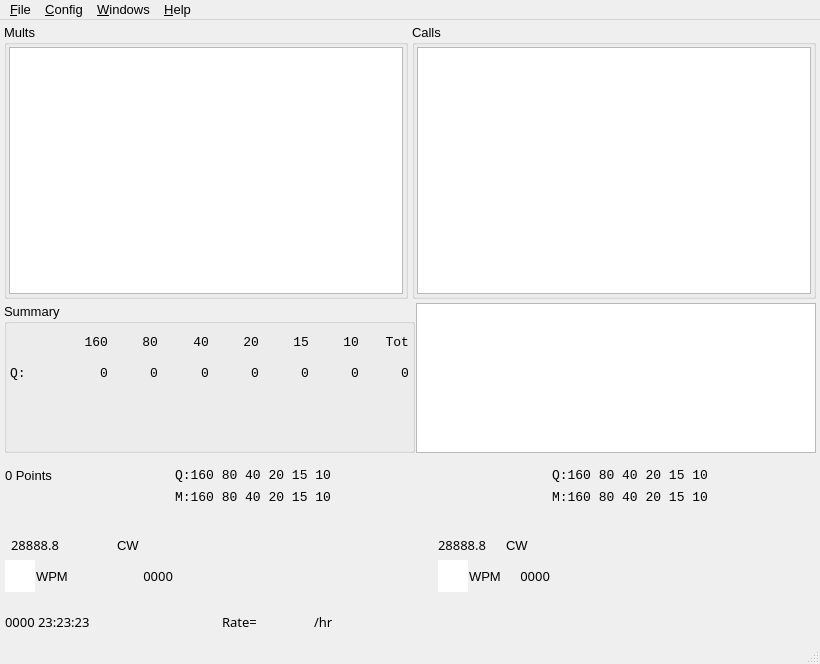
Qt form so2sdr/so2sdr.ui (n4ogw/so2sdr) before a commit.
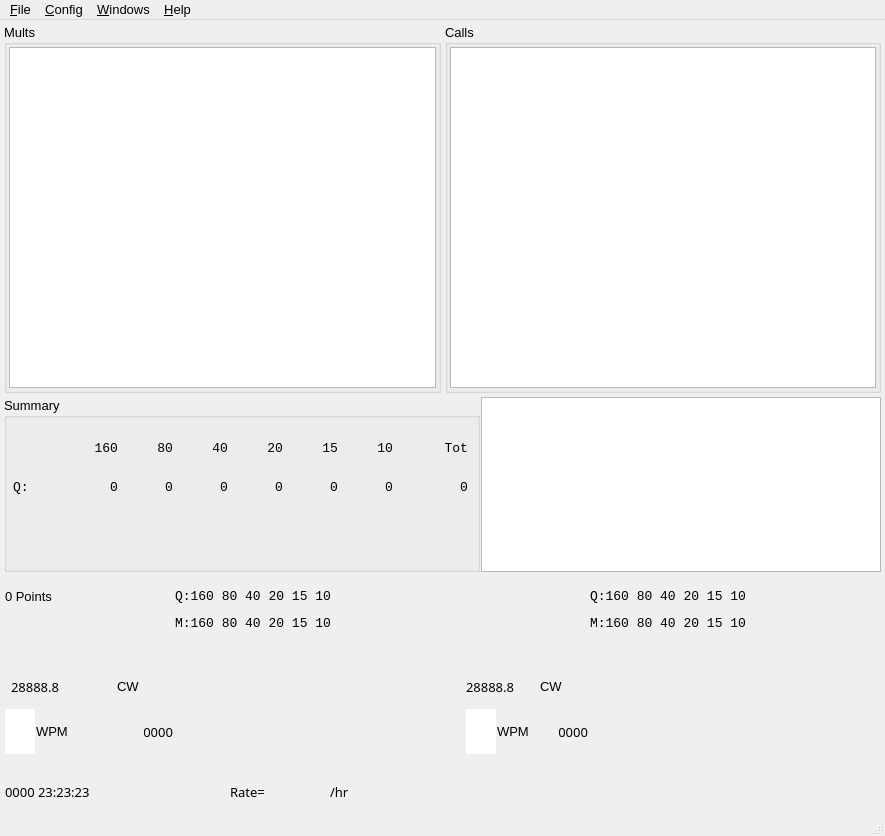
The same form after that commit. Custom widgets are drawn as their Qt base class.

Diff of the .ui file:
```diff
--- a/so2sdr/so2sdr.ui
+++ b/so2sdr/so2sdr.ui
@@ -6,8 +6,8 @@
    <rect>
     <x>0</x>
     <y>0</y>
-    <width>820</width>
-    <height>664</height>
+    <width>885</width>
+    <height>836</height>
    </rect>
   </property>
   <property name="sizePolicy">
@@ -263,10 +263,13 @@
         <property name="spacing">
          <number>1</number>
         </property>
+        <property name="sizeConstraint">
+         <enum>QLayout::SizeConstraint::SetDefaultConstraint</enum>
+        </property>
         <item>
          <widget class="QGroupBox" name="groupBox">
           <property name="sizePolicy">
-           <sizepolicy hsizetype="MinimumExpanding" vsizetype="Preferred">
+           <sizepolicy hsizetype="MinimumExpanding" vsizetype="Fixed">
             <horstretch>0</horstretch>
             <verstretch>0</verstretch>
            </sizepolicy>
@@ -274,13 +277,13 @@
           <property name="minimumSize">
            <size>
             <width>310</width>
-            <height>150</height>
+            <height>175</height>
            </size>
           </property>
           <property name="maximumSize">
            <size>
             <width>600</width>
-            <height>200</height>
+            <height>175</height>
            </size>
           </property>
           <property name="font">
@@ -419,16 +422,22 @@
              </item>
              <item row="2" column="0">
               <widget class="QLabel" name="multName">
+               <property name="sizePolicy">
+                <sizepolicy hsizetype="Preferred" vsizetype="Fixed">
+                 <horstretch>0</horstretch>
+                 <verstretch>0</verstretch>
+                </sizepolicy>
+               </property>
                <property name="minimumSize">
                 <size>
                  <width>20</width>
-                 <height>17</height>
+                 <height>28</height>
                 </size>
                </property>
                <property name="maximumSize">
                 <size>
                  <width>50</width>
-                 <height>30</height>
+                 <height>28</height>
                 </size>
                </property>
                <property name="font">
@@ -698,16 +707,22 @@
              </item>
              <item row="1" column="0">
               <widget class="QLabel" name="label_7">
+               <property name="sizePolicy">
+                <sizepolicy hsizetype="Preferred" vsizetype="Fixed">
+                 <horstretch>0</horstretch>
+                 <verstretch>0</verstretch>
+                </sizepolicy>
+               </property>
                <property name="minimumSize">
                 <size>
                  <width>20</width>
-                 <height>17</height>
+                 <height>28</height>
                 </size>
                </property>
                <property name="maximumSize">
                 <size>
                  <width>50</width>
-                 <height>30</height>
+                 <height>28</height>
                 </size>
                </property>
                <property name="font">
@@ -983,16 +998,22 @@
              </item>
              <item row="3" column="0">
               <widget class="QLabel" name="multName2">
+               <property name="sizePolicy">
+                <sizepolicy hsizetype="Preferred" vsizetype="Fixed">
+                 <horstretch>0</horstretch>
+                 <verstretch>0</verstretch>
+                </sizepolicy>
+               </property>
                <property name="minimumSize">
                 <size>
                  <width>20</width>
-                 <height>17</height>
+                 <height>28</height>
                 </size>
                </property>
                <property name="maximumSize">
                 <size>
                  <width>50</width>
-                 <height>30</height>
+                 <height>28</height>
                 </size>
                </property>
                <property name="font">
@@ -1369,7 +1390,7 @@
       <item>
        <layout class="QGridLayout" name="gridLayout" rowstretch="0,0,0,0,0,0,0">
         <property name="sizeConstraint">
-         <enum>QLayout::SizeConstraint::SetMaximumSize</enum>
+         <enum>QLayout::SizeConstraint::SetDefaultConstraint</enum>
         </property>
         <property name="leftMargin">
          <number>1</number>
@@ -1462,7 +1483,7 @@
         <item row="4" column="1">
          <widget class="LineEdit" name="lineEditExchange1" native="true">
           <property name="sizePolicy">
-           <sizepolicy hsizetype="Maximum" vsizetype="Maximum">
+           <sizepolicy hsizetype="Maximum" vsizetype="Fixed">
             <horstretch>0</horstretch>
             <verstretch>0</verstretch>
            </sizepolicy>
@@ -1470,7 +1491,7 @@
           <property name="minimumSize">
            <size>
             <width>130</width>
-            <height>30</height>
+            <height>45</height>
            </size>
           </property>
           <property name="maximumSize">
@@ -1496,7 +1517,7 @@
         <item row="2" column="5">
          <widget class="QLabel" name="Mult2Label2">
           <property name="sizePolicy">
-           <sizepolicy hsizetype="Maximum" vsizetype="Preferred">
+           <sizepolicy hsizetype="Maximum" vsizetype="Fixed">
             <horstretch>0</horstretch>
             <verstretch>0</verstretch>
            </sizepolicy>
@@ -1504,13 +1525,13 @@
           <property name="minimumSize">
            <size>
             <width>230</width>
-            <height>22</height>
+            <height>27</height>
            </size>
           </property>
           <property name="maximumSize">
            <size>
             <width>230</width>
-            <height>30</height>
+            <height>27</height>
            </size>
           </property>
           <property name="font">
@@ -1529,7 +1550,7 @@
           <item>
            <widget class="QLabel" name="FreqDisplay2">
             <property name="sizePolicy">
-             <sizepolicy hsizetype="Maximum" vsizetype="Maximum">
+             <sizepolicy hsizetype="Maximum" vsizetype="Fixed">
               <horstretch>0</horstretch>
               <verstretch>0</verstretch>
              </sizepolicy>
@@ -1543,7 +1564,7 @@
             <property name="maximumSize">
              <size>
               <width>100</width>
-              <height>30</height>
+              <height>45</height>
              </size>
             </property>
             <property name="font">
@@ -1560,7 +1581,7 @@
           <item>
            <widget class="QLabel" name="ModeDisplay2">
             <property name="sizePolicy">
-             <sizepolicy hsizetype="Maximum" vsizetype="Maximum">
+             <sizepolicy hsizetype="Maximum" vsizetype="Fixed">
               <horstretch>0</horstretch>
               <verstretch>0</verstretch>
              </sizepolicy>
@@ -1574,7 +1595,7 @@
             <property name="maximumSize">
              <size>
               <width>50</width>
-              <height>30</height>
+              <height>45</height>
              </size>
             </property>
             <property name="font">
@@ -1592,7 +1613,7 @@
         <item row="2" column="1">
          <widget class="QLabel" name="Mult1Label2">
           <property name="sizePolicy">
-           <sizepolicy hsizetype="Maximum" vsizetype="Preferred">
+           <sizepolicy hsizetype="Maximum" vsizetype="Fixed">
             <horstretch>0</horstretch>
             <verstretch>0</verstretch>
            </sizepolicy>
@@ -1600,13 +1621,13 @@
           <property name="minimumSize">
            <size>
             <width>230</width>
-            <height>22</height>
+            <height>27</height>
            </size>
           </property>
           <property name="maximumSize">
            <size>
             <width>230</width>
-            <height>30</height>
+            <height>27</height>
            </size>
           </property>
           <property name="font">
@@ -1623,7 +1644,7 @@
         <item row="6" column="0">
          <widget class="QLabel" name="TimeDisplay">
           <property name="sizePolicy">
-           <sizepolicy hsizetype="Maximum" vsizetype="Maximum">
+           <sizepolicy hsizetype="Maximum" vsizetype="Fixed">
             <horstretch>0</horstretch>
             <verstretch>0</verstretch>
            </sizepolicy>
@@ -1631,13 +1652,13 @@
           <property name="minimumSize">
            <size>
             <width>170</width>
-            <height>20</height>
+            <height>25</height>
            </size>
           </property>
           <property name="maximumSize">
            <size>
             <width>170</width>
-            <height>24</height>
+            <height>25</height>
            </size>
           </property>
           <property name="font">
@@ -1654,7 +1675,7 @@
         <item row="5" column="3">
          <widget class="QLabel" name="labelBearing1">
           <property name="sizePolicy">
-           <sizepolicy hsizetype="Maximum" vsizetype="Maximum">
+           <sizepolicy hsizetype="Maximum" vsizetype="Fixed">
             <horstretch>0</horstretch>
             <verstretch>0</verstretch>
            </sizepolicy>
@@ -1662,7 +1683,7 @@
           <property name="minimumSize">
            <size>
             <width>35</width>
-            <height>20</height>
+            <height>25</height>
            </size>
           </property>
           <property name="maximumSize">
@@ -1684,15 +1705,21 @@
         <item row="0" column="0">
          <widget class="QLabel" name="ScoreLabel">
           <property name="sizePolicy">
-           <sizepolicy hsizetype="Maximum" vsizetype="Maximum">
+           <sizepolicy hsizetype="Maximum" vsizetype="Fixed">
             <horstretch>0</horstretch>
             <verstretch>0</verstretch>
            </sizepolicy>
           </property>
+          <property name="minimumSize">
+           <size>
+            <width>0</width>
+            <height>27</height>
+           </size>
+          </property>
           <property name="maximumSize">
            <size>
             <width>16777215</width>
-            <height>25</height>
+            <height>27</height>
            </size>
           </property>
           <property name="font">
@@ -1738,7 +1765,7 @@
         <item row="1" column="5">
          <widget class="QLabel" name="Mult2Label">
           <property name="sizePolicy">
-           <sizepolicy hsizetype="Maximum" vsizetype="Preferred">
+           <sizepolicy hsizetype="Maximum" vsizetype="Fixed">
             <horstretch>0</horstretch>
             <verstretch>0</verstretch>
            </sizepolicy>
@@ -1746,13 +1773,13 @@
           <property name="minimumSize">
            <size>
             <width>230</width>
-            <height>22</height>
+            <height>27</height>
            </size>
           </property>
           <property name="maximumSize">
            <size>
             <width>230</width>
-            <height>30</height>
+            <height>27</height>
            </size>
           </property>
           <property name="font">
@@ -1769,7 +1796,7 @@
         <item row="5" column="1">
          <widget class="QLabel" name="labelCountry1">
           <property name="sizePolicy">
-           <sizepolicy hsizetype="Maximum" vsizetype="Maximum">
+           <sizepolicy hsizetype="Maximum" vsizetype="Fixed">
             <horstretch>0</horstretch>
             <verstretch>0</verstretch>
            </sizepolicy>
@@ -1777,7 +1804,7 @@
           <property name="minimumSize">
            <size>
             <width>140</width>
-            <height>20</height>
+            <height>25</height>
            </size>
           </property>
           <property name="maximumSize">
@@ -1799,7 +1826,7 @@
         <item row="3" column="5">
          <widget class="LineEdit" name="lineEditCall2" native="true">
           <property name="sizePolicy">
-           <sizepolicy hsizetype="Maximum" vsizetype="Maximum">
+           <sizepolicy hsizetype="Maximum" vsizetype="Fixed">
             <horstretch>0</horstretch>
             <verstretch>0</verstretch>
            </sizepolicy>
@@ -1807,7 +1834,7 @@
           <property name="minimumSize">
            <size>
             <width>130</width>
-            <height>30</height>
+            <height>45</height>
            </size>
           </property>
           <property name="maximumSize">
@@ -1832,7 +1859,7 @@
           <item>
            <widget class="QLabel" name="FreqDisplay">
             <property name="sizePolicy">
-             <sizepolicy hsizetype="Maximum" vsizetype="Maximum">
+             <sizepolicy hsizetype="Maximum" vsizetype="Fixed">
               <horstretch>0</horstretch>
               <verstretch>0</verstretch>
              </sizepolicy>
@@ -1846,7 +1873,7 @@
             <property name="maximumSize">
              <size>
               <width>100</width>
-              <height>30</height>
+              <height>45</height>
              </size>
             </property>
             <property name="font">
@@ -1863,7 +1890,7 @@
           <item>
            <widget class="QLabel" name="ModeDisplay">
             <property name="sizePolicy">
-             <sizepolicy hsizetype="Maximum" vsizetype="Maximum">
+             <sizepolicy hsizetype="Maximum" vsizetype="Fixed">
               <horstretch>0</horstretch>
               <verstretch>0</verstretch>
              </sizepolicy>
@@ -1877,7 +1904,7 @@
             <property name="maximumSize">
              <size>
               <width>50</width>
-              <height>30</height>
+              <height>45</height>
              </size>
             </property>
             <property name="font">
@@ -1895,7 +1922,7 @@
         <item row="5" column="7">
          <widget class="QLabel" name="labelBearing2">
           <property name="sizePolicy">
-           <sizepolicy hsizetype="Maximum" vsizetype="Maximum">
+           <sizepolicy hsizetype="Maximum" vsizetype="Fixed">
             <horstretch>0</horstretch>
             <verstretch>0</verstretch>
            </sizepolicy>
@@ -1903,7 +1930,7 @@
           <property name="minimumSize">
            <size>
             <width>35</width>
-            <height>20</height>
+            <height>25</height>
            </size>
           </property>
           <property name="maximumSize">
@@ -1925,7 +1952,7 @@
         <item row="6" column="7">
          <widget class="QLabel" name="labelLPBearing2">
           <property name="sizePolicy">
-           <sizepolicy hsizetype="Maximum" vsizetype="Maximum">
+           <sizepolicy hsizetype="Maximum" vsizetype="Fixed">
             <horstretch>0</horstretch>
             <verstretch>0</verstretch>
            </sizepolicy>
@@ -1933,7 +1960,7 @@
           <property name="minimumSize">
            <size>
             <width>35</width>
-            <height>20</height>
+            <height>25</height>
            </size>
           </property>
           <property name="maximumSize">
@@ -1955,7 +1982,7 @@
         <item row="5" column="5">
          <widget class="QLabel" name="labelCountry2">
           <property name="sizePolicy">
-           <sizepolicy hsizetype="Maximum" vsizetype="Maximum">
+           <sizepolicy hsizetype="Maximum" vsizetype="Fixed">
             <horstretch>0</horstretch>
             <verstretch>0</verstretch>
            </sizepolicy>
@@ -1963,7 +1990,7 @@
           <property name="minimumSize">
            <size>
             <width>140</width>
-            <height>20</height>
+            <height>25</height>
            </size>
           </property>
           <property name="maximumSize">
@@ -1985,7 +2012,7 @@
         <item row="0" column="5">
          <widget class="QLabel" name="Qso2Label">
           <property name="sizePolicy">
-           <sizepolicy hsizetype="Maximum" vsizetype="Preferred">
+           <sizepolicy hsizetype="Maximum" vsizetype="Fixed">
             <horstretch>0</horstretch>
             <verstretch>0</verstretch>
            </sizepolicy>
@@ -1993,13 +2020,13 @@
           <property name="minimumSize">
            <size>
             <width>230</width>
-            <height>22</height>
+            <height>27</height>
            </size>
           </property>
           <property name="maximumSize">
            <size>
             <width>230</width>
-            <height>30</height>
+            <height>27</height>
            </size>
           </property>
           <property name="font">
@@ -2016,7 +2043,7 @@
         <item row="0" column="1">
          <widget class="QLabel" name="Qso1Label">
           <property name="sizePolicy">
-           <sizepolicy hsizetype="Maximum" vsizetype="Preferred">
+           <sizepolicy hsizetype="Maximum" vsizetype="Fixed">
             <horstretch>0</horstretch>
             <verstretch>0</verstretch>
            </sizepolicy>
@@ -2024,13 +2051,13 @@
           <property name="minimumSize">
            <size>
             <width>230</width>
-            <height>22</height>
+            <height>27</height>
            </size>
           </property>
           <property name="maximumSize">
            <size>
             <width>230</width>
-            <height>30</height>
+            <height>27</height>
            </size>
           </property>
           <property name="font">
@@ -2072,7 +2099,7 @@
         <item row="6" column="3">
          <widget class="QLabel" name="labelLPBearing1">
           <property name="sizePolicy">
-           <sizepolicy hsizetype="Maximum" vsizetype="Maximum">
+           <sizepolicy hsizetype="Maximum" vsizetype="Fixed">
             <horstretch>0</horstretch>
             <verstretch>0</verstretch>
            </sizepolicy>
@@ -2080,7 +2107,7 @@
           <property name="minimumSize">
            <size>
             <width>35</width>
-            <height>20</height>
+            <height>25</height>
            </size>
           </property>
           <property name="maximumSize">
@@ -2102,7 +2129,7 @@
         <item row="4" column="5">
          <widget class="LineEdit" name="lineEditExchange2" native="true">
           <property name="sizePolicy">
-           <sizepolicy hsizetype="Maximum" vsizetype="Maximum">
+           <sizepolicy hsizetype="Maximum" vsizetype="Fixed">
             <horstretch>0</horstretch>
             <verstretch>0</verstretch>
            </sizepolicy>
@@ -2110,7 +2137,7 @@
           <property name="minimumSize">
            <size>
             <width>130</width>
-            <height>30</height>
+            <height>45</height>
            </size>
           </property>
           <property name="maximumSize">
@@ -2215,11 +2242,17 @@
           <item>
            <widget class="QLabel" name="RateLabel">
             <property name="sizePolicy">
-             <sizepolicy hsizetype="Maximum" vsizetype="Maximum">
+             <sizepolicy hsizetype="Maximum" vsizetype="Fixed">
               <horstretch>0</horstretch>
               <verstretch>0</verstretch>
              </sizepolicy>
             </property>
+            <property name="minimumSize">
+             <size>
+              <width>0</width>
+              <height>25</height>
+             </size>
+            </property>
             <property name="maximumSize">
              <size>
               <width>16777215</width>
@@ -2256,11 +2289,17 @@
           <item>
            <widget class="QLabel" name="HourRateLabel">
             <property name="sizePolicy">
-             <sizepolicy hsizetype="Maximum" vsizetype="Maximum">
+             <sizepolicy hsizetype="Maximum" vsizetype="Fixed">
               <horstretch>0</horstretch>
               <verstretch>0</verstretch>
              </sizepolicy>
             </property>
+            <property name="minimumSize">
+             <size>
+              <width>0</width>
+              <height>25</height>
+             </size>
+            </property>
             <property name="maximumSize">
              <size>
               <width>16777215</width>
@@ -2291,7 +2330,7 @@
           <item>
            <widget class="QLineEdit" name="WPMLineEdit">
             <property name="sizePolicy">
-             <sizepolicy hsizetype="Maximum" vsizetype="Maximum">
+             <sizepolicy hsizetype="Maximum" vsizetype="Fixed">
               <horstretch>0</horstretch>
               <verstretch>0</verstretch>
              </sizepolicy>
@@ -2331,7 +2370,7 @@
           <item>
            <widget class="QLabel" name="SpeedDisplay">
             <property name="sizePolicy">
-             <sizepolicy hsizetype="Maximum" vsizetype="Maximum">
+             <sizepolicy hsizetype="Maximum" vsizetype="Fixed">
               <horstretch>0</horstretch>
               <verstretch>0</verstretch>
              </sizepolicy>
@@ -2374,7 +2413,7 @@
           <item>
            <widget class="QLabel" name="NumLabel">
             <property name="sizePolicy">
-             <sizepolicy hsizetype="Maximum" vsizetype="Maximum">
+             <sizepolicy hsizetype="Maximum" vsizetype="Fixed">
               <horstretch>0</horstretch>
               <verstretch>0</verstretch>
              </sizepolicy>
@@ -2475,7 +2514,7 @@
           <item>
            <widget class="QLineEdit" name="WPMLineEdit2">
             <property name="sizePolicy">
-             <sizepolicy hsizetype="Maximum" vsizetype="Maximum">
+             <sizepolicy hsizetype="Maximum" vsizetype="Fixed">
               <horstretch>0</horstretch>
               <verstretch>0</verstretch>
              </sizepolicy>
@@ -2509,7 +2548,7 @@
           <item>
            <widget class="QLabel" name="SpeedDisplay2">
             <property name="sizePolicy">
-             <sizepolicy hsizetype="Maximum" vsizetype="Maximum">
+             <sizepolicy hsizetype="Maximum" vsizetype="Fixed">
               <horstretch>0</horstretch>
               <verstretch>0</verstretch>
              </sizepolicy>
@@ -2552,7 +2591,7 @@
           <item>
            <widget class="QLabel" name="NumLabel2">
             <property name="sizePolicy">
-             <sizepolicy hsizetype="Maximum" vsizetype="Maximum">
+             <sizepolicy hsizetype="Maximum" vsizetype="Fixed">
               <horstretch>0</horstretch>
               <verstretch>0</verstretch>
              </sizepolicy>
@@ -2588,7 +2627,7 @@
         <item row="1" column="1">
          <widget class="QLabel" name="Mult1Label">
           <property name="sizePolicy">
-           <sizepolicy hsizetype="Maximum" vsizetype="Maximum">
+           <sizepolicy hsizetype="Maximum" vsizetype="Fixed">
             <horstretch>0</horstretch>
             <verstretch>0</verstretch>
            </sizepolicy>
@@ -2596,13 +2635,13 @@
           <property name="minimumSize">
            <size>
             <width>230</width>
-            <height>22</height>
+            <height>27</height>
            </size>
           </property>
           <property name="maximumSize">
            <size>
             <width>230</width>
-            <height>30</height>
+            <height>27</height>
            </size>
           </property>
           <property name="font">
@@ -2619,7 +2658,7 @@
         <item row="3" column="1">
          <widget class="LineEdit" name="lineEditCall1" native="true">
           <property name="sizePolicy">
-           <sizepolicy hsizetype="Maximum" vsizetype="Maximum">
+           <sizepolicy hsizetype="Maximum" vsizetype="Fixed">
             <horstretch>0</horstretch>
             <verstretch>0</verstretch>
            </sizepolicy>
@@ -2627,7 +2666,7 @@
           <property name="minimumSize">
            <size>
             <width>130</width>
-            <height>30</height>
+            <height>45</height>
            </size>
           </property>
           <property name="maximumSize">
@@ -2680,7 +2719,7 @@
     <rect>
      <x>0</x>
      <y>0</y>
-     <width>820</width>
+     <width>885</width>
      <height>25</height>
     </rect>
    </property>
```
Left out of the diff: 15 changed lines with no effect on the pictures.
